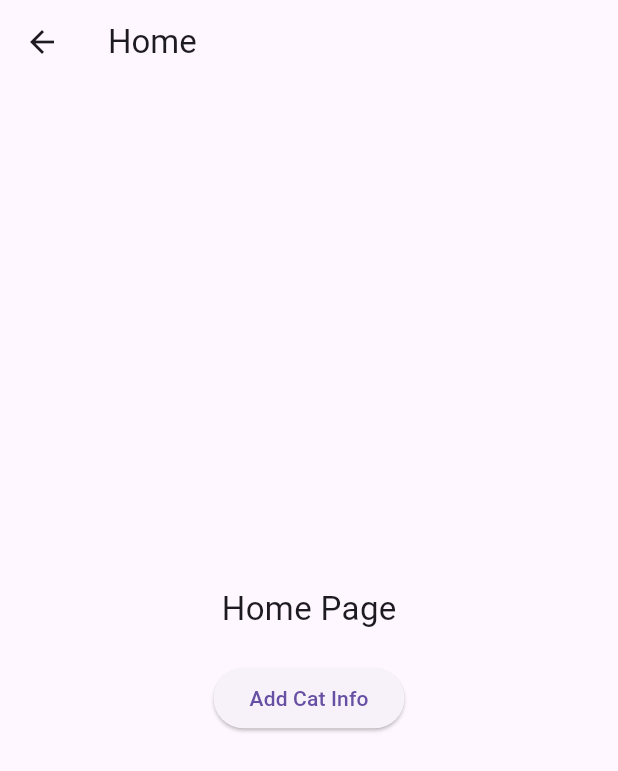
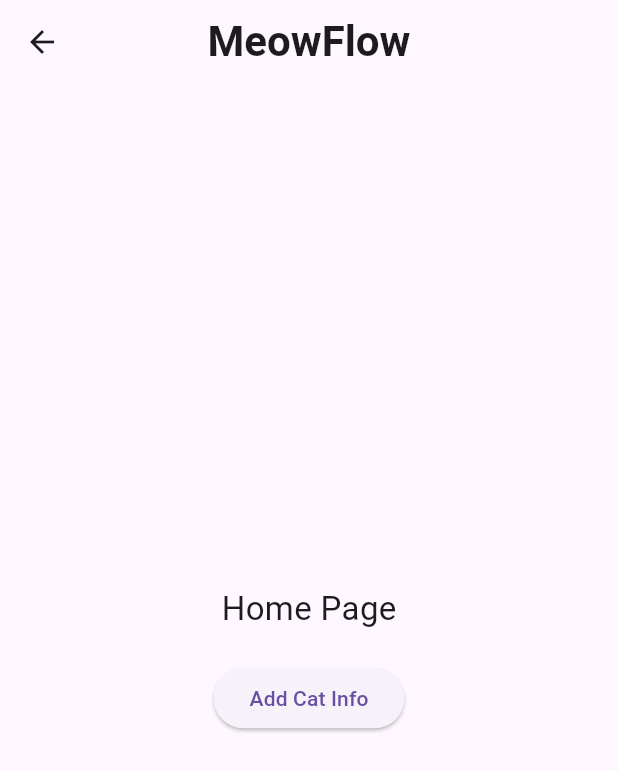
Before and after one commit to NIIIIIINO/Smart_Cat_Water_Bowl, a Flutter app: the HomePage screen opened by its route, on a phone screen of 412 x 824 dp. Shown: the top 771 px of the screen. Run offline on Flutter 3.47's test engine with Material 3 defaults, Android fonts, the phone set to English and light mode, and no system bars.

Commit message:
Update home_page.dart

```diff
--- a/smart_cat_water_bowl/lib/pages/home_page.dart
+++ b/smart_cat_water_bowl/lib/pages/home_page.dart
@@ -6,7 +6,13 @@ class HomePage extends StatelessWidget {
   @override
   Widget build(BuildContext context) {
     return Scaffold(
-      appBar: AppBar(title: const Text('Home')),
+      appBar: AppBar(
+        centerTitle: true,
+        title: const Text(
+          'MeowFlow',
+          style: TextStyle(fontSize: 28, fontWeight: FontWeight.w600),
+        ),
+      ),
       body: Center(
         child: Column(
           mainAxisAlignment: MainAxisAlignment.center,
```
